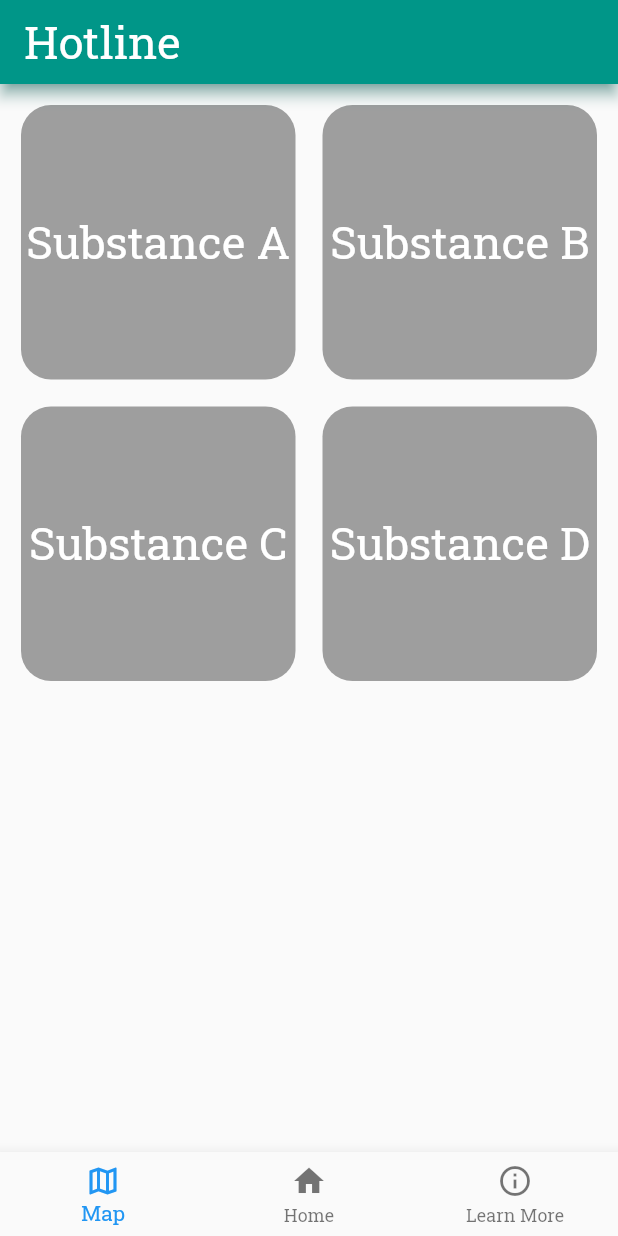
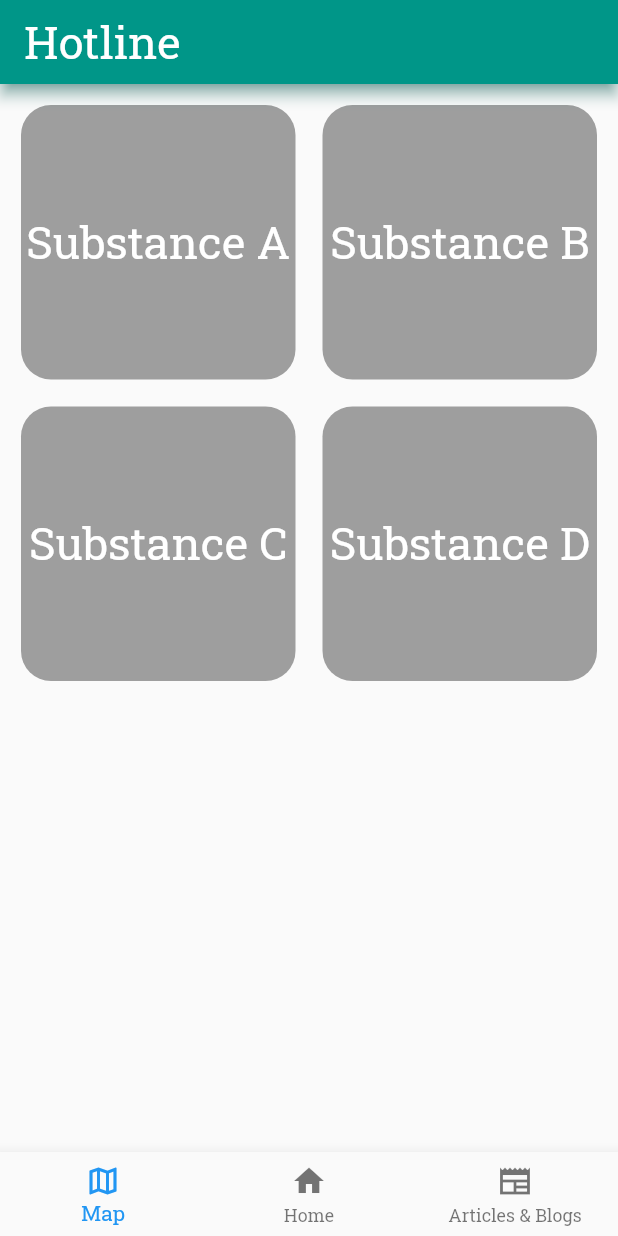
Before and after one commit to woosebastian/GDSC2023, a Flutter app: the screen it shows after launch, on a phone screen of 412 x 824 dp. Run offline on Flutter 3.47's test engine with Material 2 defaults, Android fonts, the phone set to English and light mode, and no system bars.

Commit message:
updated icons in bottom navigation bar

```diff
--- a/drug_education_app/lib/main.dart
+++ b/drug_education_app/lib/main.dart
@@ -8,7 +8,6 @@ class MyApp extends StatelessWidget {
   const MyApp({super.key});
 
   @override
-  //I was here.
   // referenced https://docs.flutter.dev/cookbook/design/fonts for tutorial on using custom fonts
   Widget build(BuildContext context) {
     return MaterialApp(
@@ -126,7 +125,7 @@ class _MyHomePageState extends State<MyHomePage> {
           ],
         ),
       ),
-      bottomNavigationBar: //tutorial linked in discord
+      bottomNavigationBar: //referenced https://www.javatpoint.com/flutter-bottom-navigation-bar#:~:text=In%20Flutter%20application%2C%20we%20usually for creating bottom navigation bar
           //LIST OF ALL ICONS: https://api.flutter.dev/flutter/material/Icons-class.html
           BottomNavigationBar(items: const <BottomNavigationBarItem>[
         BottomNavigationBarItem(
@@ -138,8 +137,8 @@ class _MyHomePageState extends State<MyHomePage> {
             label: 'Home',
             backgroundColor: Colors.green),
         BottomNavigationBarItem(
-            icon: Icon(Icons.info_outline),
-            label: 'Learn More',
+            icon: Icon(Icons.newspaper_sharp),
+            label: 'Articles & Blogs',
             backgroundColor: Colors.green),
       ]),
     );
```
Also changed, not shown: 1 other file.
